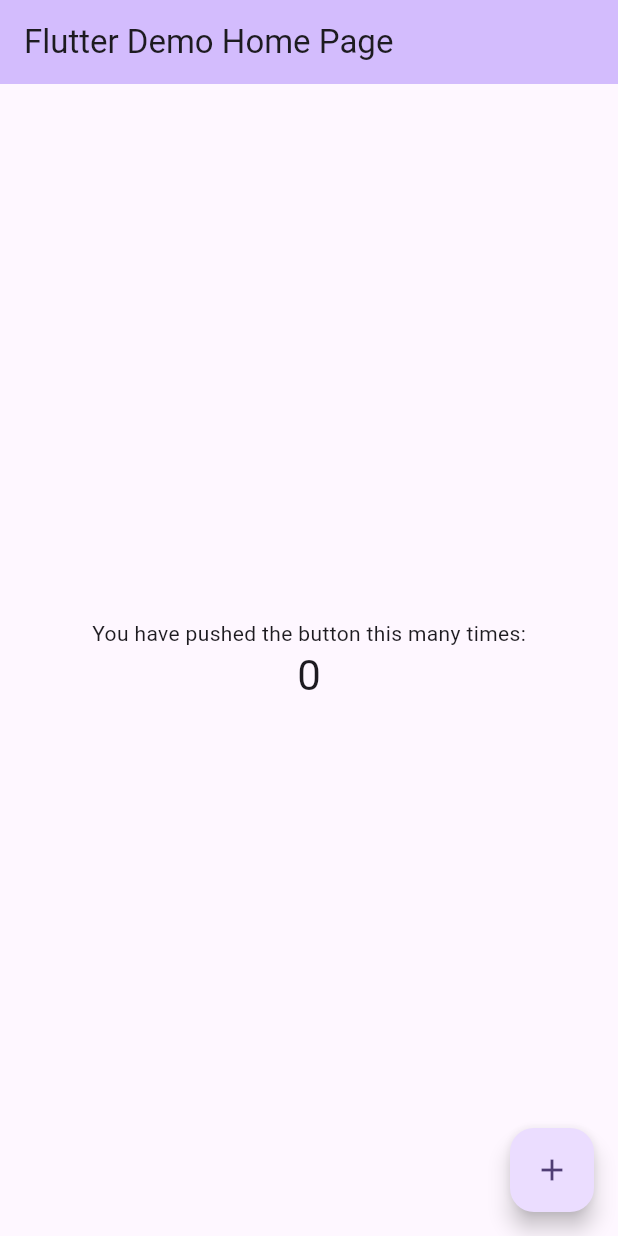
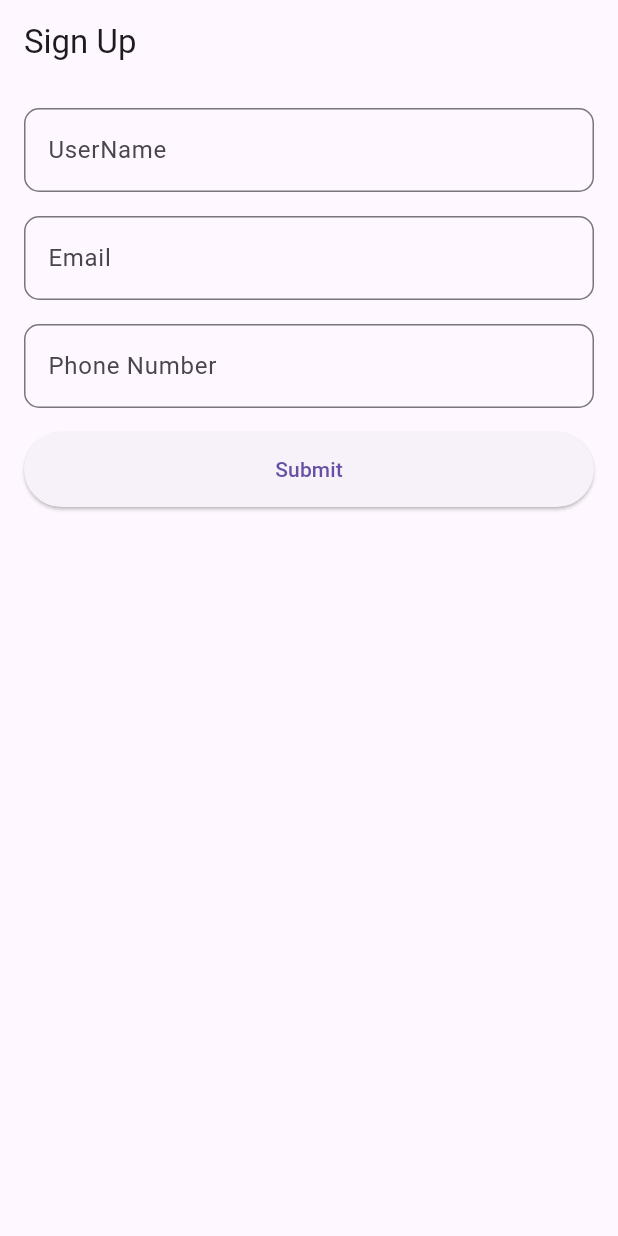
Before and after one commit to moonstruck2003/Daily-Expense-Tracker-Flutter, a Flutter app: the screen it shows after launch, on a phone screen of 412 x 824 dp. Run offline on Flutter 3.47's test engine with Material 3 defaults, Android fonts, the phone set to English and light mode, and no system bars.

Commit message:
Sign_Up_Form_Page

```diff
--- a/lib/main.dart
+++ b/lib/main.dart
@@ -1,4 +1,5 @@
 import 'package:flutter/material.dart';
+import 'package:project_1/sign_up.dart';
 
 void main() {
   runApp(const MyApp());
@@ -11,115 +12,14 @@
   @override
   Widget build(BuildContext context) {
     return MaterialApp(
-      title: 'Flutter Demo',
-      theme: ThemeData(
-        // This is the theme of your application.
-        //
-        // TRY THIS: Try running your application with "flutter run". You'll see
-        // the application has a purple toolbar. Then, without quitting the app,
-        // try changing the seedColor in the colorScheme below to Colors.green
-        // and then invoke "hot reload" (save your changes or press the "hot
-        // reload" button in a Flutter-supported IDE, or press "r" if you used
-        // the command line to start the app).
-        //
-        // Notice that the counter didn't reset back to zero; the application
-        // state is not lost during the reload. To reset the state, use hot
-        // restart instead.
-        //
-        // This works for code too, not just values: Most code changes can be
-        // tested with just a hot reload.
-        colorScheme: ColorScheme.fromSeed(seedColor: Colors.deepPurple),
-        useMaterial3: true,
-      ),
-      home: const MyHomePage(title: 'Flutter Demo Home Page'),
+      title: 'Budget Tracker',
+      // theme: ThemeData(
+      //
+      //   colorScheme: ColorScheme.fromSeed(seedColor: Colors.deepPurple),
+      //   useMaterial3: true,
+      // ),
+      debugShowCheckedModeBanner: false,
+      home: MyForm(),
     );
   }
 }
-
-class MyHomePage extends StatefulWidget {
-  const MyHomePage({super.key, required this.title});
-
-  // This widget is the home page of your application. It is stateful, meaning
-  // that it has a State object (defined below) that contains fields that affect
-  // how it looks.
-
-  // This class is the configuration for the state. It holds the values (in this
-  // case the title) provided by the parent (in this case the App widget) and
-  // used by the build method of the State. Fields in a Widget subclass are
-  // always marked "final".
-
-  final String title;
-
-  @override
-  State<MyHomePage> createState() => _MyHomePageState();
-}
-
-class _MyHomePageState extends State<MyHomePage> {
-  int _counter = 0;
-
-  void _incrementCounter() {
-    setState(() {
-      // This call to setState tells the Flutter framework that something has
-      // changed in this State, which causes it to rerun the build method below
-      // so that the display can reflect the updated values. If we changed
-      // _counter without calling setState(), then the build method would not be
-      // called again, and so nothing would appear to happen.
-      _counter++;
-    });
-  }
-
-  @override
-  Widget build(BuildContext context) {
-    // This method is rerun every time setState is called, for instance as done
-    // by the _incrementCounter method above.
-    //
-    // The Flutter framework has been optimized to make rerunning build methods
-    // fast, so that you can just rebuild anything that needs updating rather
-    // than having to individually change instances of widgets.
-    return Scaffold(
-      appBar: AppBar(
-        // TRY THIS: Try changing the color here to a specific color (to
-        // Colors.amber, perhaps?) and trigger a hot reload to see the AppBar
-        // change color while the other colors stay the same.
-        backgroundColor: Theme.of(context).colorScheme.inversePrimary,
-        // Here we take the value from the MyHomePage object that was created by
-        // the App.build method, and use it to set our appbar title.
-        title: Text(widget.title),
-      ),
-      body: Center(
-        // Center is a layout widget. It takes a single child and positions it
-        // in the middle of the parent.
-        child: Column(
-          // Column is also a layout widget. It takes a list of children and
-          // arranges them vertically. By default, it sizes itself to fit its
-          // children horizontally, and tries to be as tall as its parent.
-          //
-          // Column has various properties to control how it sizes itself and
-          // how it positions its children. Here we use mainAxisAlignment to
-          // center the children vertically; the main axis here is the vertical
-          // axis because Columns are vertical (the cross axis would be
-          // horizontal).
-          //
-          // TRY THIS: Invoke "debug painting" (choose the "Toggle Debug Paint"
-          // action in the IDE, or press "p" in the console), to see the
-          // wireframe for each widget.
-          mainAxisAlignment: MainAxisAlignment.center,
-          children: <Widget>[
-            const Text(
-              'You have pushed the button this many times:',
-            ),
-            Text(
-              '$_counter',
-              style: Theme.of(context).textTheme.headlineMedium,
-            ),
-          ],
-        ),
-      ),
-      floatingActionButton: FloatingActionButton(
-        onPressed: _incrementCounter,
-        tooltip: 'Increment',
-        child: const Icon(Icons.add),
-      ), // This trailing comma makes auto-formatting nicer for build methods.
-    );
-  }
-}
--- /dev/null
+++ b/lib/sign_up.dart
@@ -0,0 +1,86 @@
+import 'package:flutter/material.dart';
+final GlobalKey<FormState> _formKey = GlobalKey<FormState>();
+class MyForm extends StatelessWidget {
+  const MyForm({super.key});
+
+  void _submitForm(){
+    if(_formKey.currentState!.validate()){
+
+    }
+  }
+  // String _validateEmail(value){
+  //   if(value!.isEmpty){
+  //     return 'Please Enter an email.';
+  //   }
+  // }
+
+  @override
+  Widget build(BuildContext context) {
+    return Scaffold(
+      appBar: AppBar(title: const Text("Sign Up")),
+      body: Padding(
+        padding: const EdgeInsets.all(16.0),
+        child: Form(
+          key: _formKey,
+          child: Column(
+            children: [
+              TextFormField(
+                decoration: InputDecoration(
+                  labelText: 'UserName',
+                  border: OutlineInputBorder(
+                    borderRadius: BorderRadius.circular(10),
+
+                  ),
+                ),
+                validator: (value){
+                      if(value!.isEmpty) return 'Please enter a username';
+                      return null;
+                },
+
+              ),
+              SizedBox(
+                height: 16.0,
+              ),
+              TextFormField(
+                decoration: InputDecoration(
+                  labelText: 'Email',
+                  border: OutlineInputBorder(
+                    borderRadius: BorderRadius.circular(10),
+                  ),
+                ),
+                validator: (value){
+                  if(value!.isEmpty) return 'Please enter a email';
+                  return null;
+                },
+              ),
+              SizedBox(
+                height: 16.0,
+              ),
+              TextFormField(
+                decoration: InputDecoration(
+                  labelText: 'Phone Number',
+                  border: OutlineInputBorder(
+                    borderRadius: BorderRadius.circular(10),
+                  ),
+                ),
+                validator: (value){
+                  if(value!.isEmpty) return 'Please enter a phone number';
+                  return null;
+                },
+
+              ),
+              SizedBox(
+                height: 16.0,
+              ),
+              Container(
+                height: 50,
+                  width: double.infinity,
+                  child:
+                  ElevatedButton(onPressed: _submitForm, child: Text("Submit"),))
+            ],
+          ),
+        ),
+      ),
+    );
+  }
+}
```
